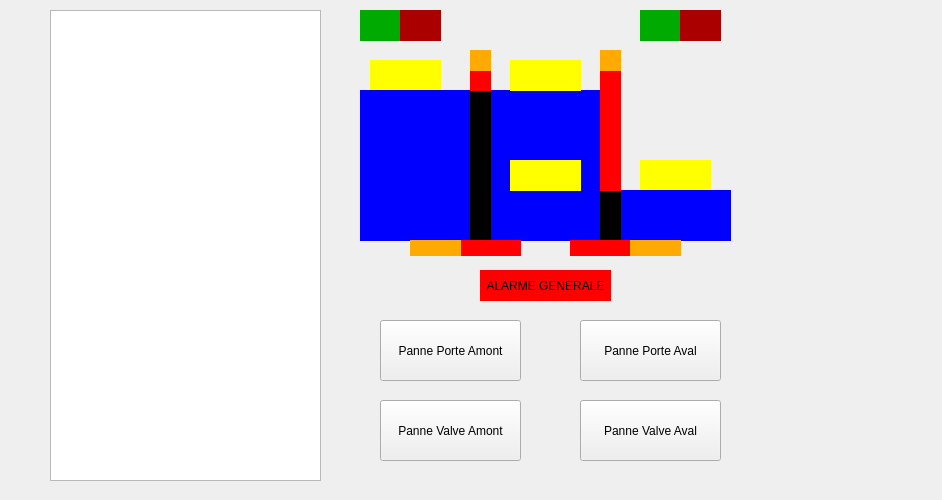
Old version of the form ecluse.ui in the repository Alpam/Ecluse.
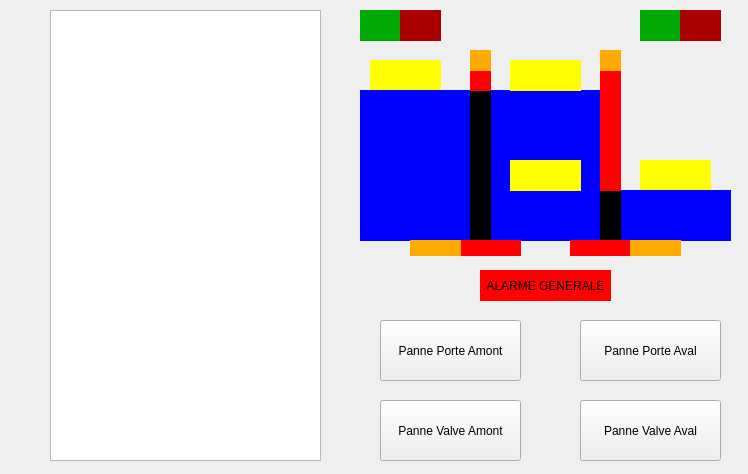
New version of the form.

Diff of the .ui file:
```diff
--- a/ecluse.ui
+++ b/ecluse.ui
@@ -6,8 +6,8 @@
    <rect>
     <x>0</x>
     <y>0</y>
-    <width>942</width>
-    <height>500</height>
+    <width>748</width>
+    <height>474</height>
    </rect>
   </property>
   <property name="windowTitle">
@@ -19,7 +19,7 @@
      <x>50</x>
      <y>10</y>
      <width>271</width>
-     <height>471</height>
+     <height>451</height>
     </rect>
    </property>
   </widget>
```
